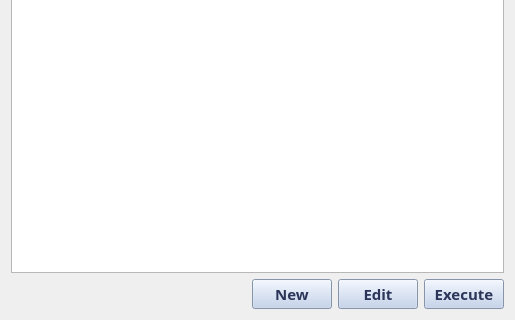
First picture: the form in eodh_qgis/ui/workflows.ui, repository EO-DataHub/eodh-qgis, before the edit; both pictures show x 0 to 515 and y 214 to 534 of the 515 by 534 pixel window.
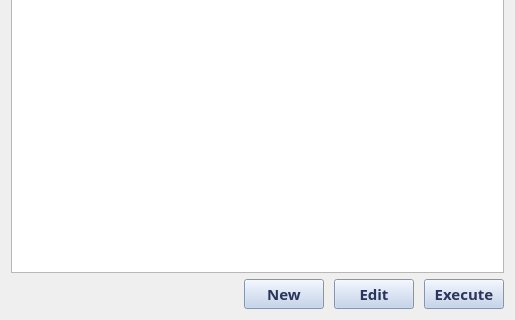
Second picture: the form after the edit.

Commit message: Style main sidebar buttons

Patch:
```diff
--- a/eodh_qgis/ui/workflows.ui
+++ b/eodh_qgis/ui/workflows.ui
@@ -34,6 +34,9 @@
    </item>
    <item>
     <layout class="QHBoxLayout" name="horizontalLayout">
+     <property name="spacing">
+      <number>10</number>
+     </property>
      <item>
       <spacer name="horizontalSpacer">
        <property name="orientation">
```
The commit also changes 5 other files.
